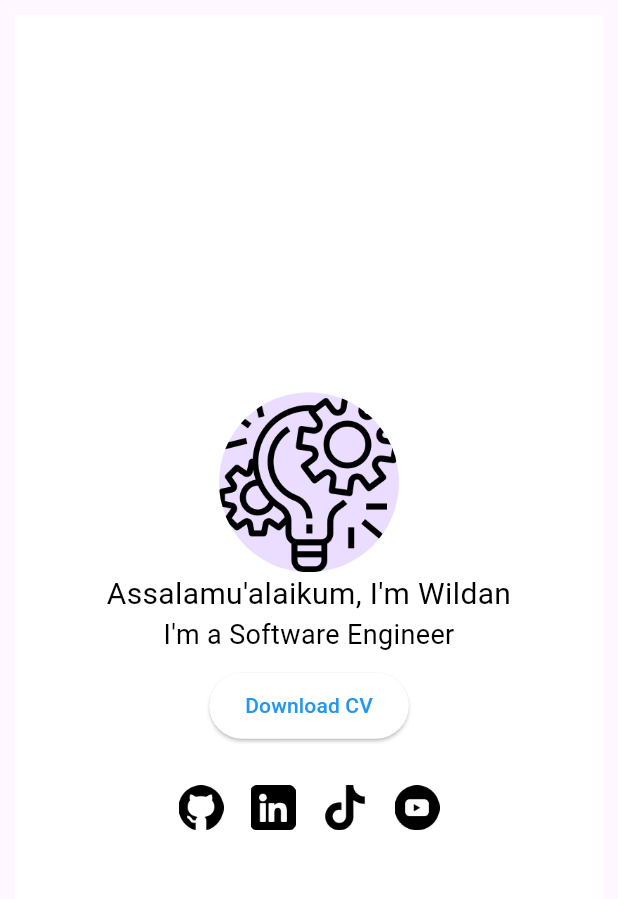
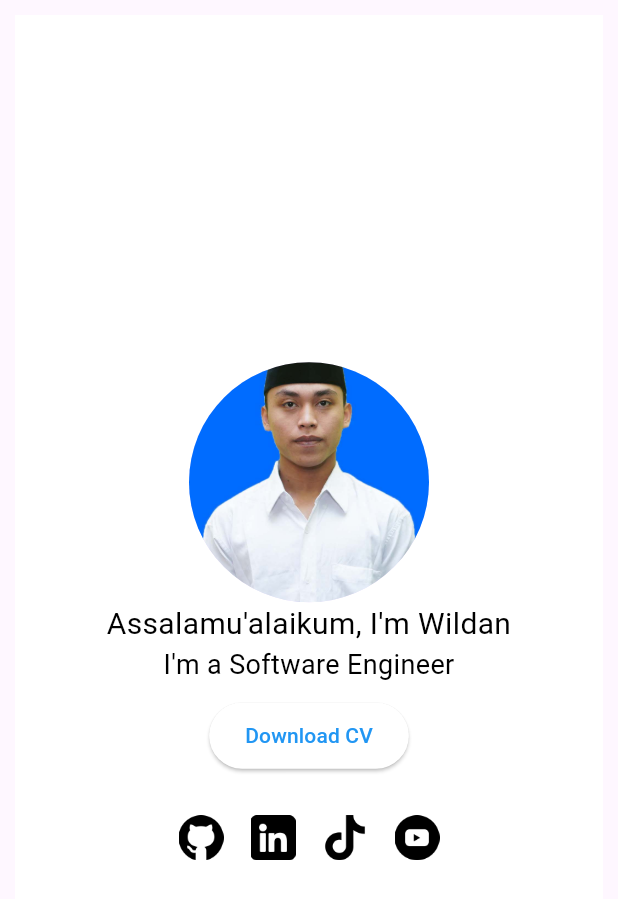
Before and after one commit to programmernusantara/pronus, a Flutter app: the Profile widget shown alone on an empty page, opened directly, on a phone screen of 412 x 824 dp. Shown: the top 899 px of the screen. Run offline on Flutter 3.47's test engine with Material 3 defaults, Android fonts, the phone set to English and light mode, and no system bars; our stand-ins replace google_fonts.

Commit message:
first commit

```diff
--- a/lib/src/screens/about.dart
+++ b/lib/src/screens/about.dart
@@ -42,7 +42,7 @@ class About extends StatelessWidget {
           Divider(color: Colors.black),
           SizedBox(height: 10),
           Text(
-            'Saya telah mengenal dan jatuh cinta dengan dunia komputer sejak usia 12 tahun. Ketertarikan saya terhadap pelajaran seperti Matematika, Fisika, Kimia, dan Elektronika, telah membantu saya memahami berbagai aspek hardware komputer dengan lebih mendalam. Pada usia 15 tahun, saya mulai mempelajari dunia pemrograman menggunakan bahasa C++, yang membuka jalan bagi saya untuk mendalami software engineering. Kini, di usia 19 tahun, saya memiliki pemahaman yang komprehensif tentang hardware dan software komputer, dan saya fokus pada pengembangan perangkat lunak.',
+            'Saya telah mengenal dengan dunia komputer sejak usia 12 tahun. Ketertarikan saya terhadap pelajaran seperti Matematika, Fisika, Kimia, dan Elektronika, telah membantu saya memahami berbagai aspek hardware komputer dengan lebih mendalam. Pada usia 15 tahun, saya mulai mempelajari dunia pemrograman menggunakan bahasa C++, yang membuka jalan bagi saya untuk mendalami software engineering. Kini, di usia 19 tahun, saya memiliki pemahaman yang komprehensif tentang hardware dan software komputer, dan saya fokus pada pengembangan perangkat lunak.',
             style: TextStyle(
               fontSize: 16.0,
               color: Colors.black,
--- a/lib/src/screens/profile.dart
+++ b/lib/src/screens/profile.dart
@@ -44,8 +44,8 @@ class Profile extends StatelessWidget {
         mainAxisAlignment: MainAxisAlignment.center,
         children: [
           const CircleAvatar(
-            radius: 60,
-            backgroundImage: AssetImage('assets/navbar/it.png'),
+            radius: 80,
+            backgroundImage: AssetImage('assets/sosmed/wildan.jpg'),
           ),
           const Text(
             "Assalamu'alaikum, I'm Wildan",
```
Also changed, not shown: assets/sosmed/anonymous .png (deleted), assets/sosmed/wildan.jpg (added).
